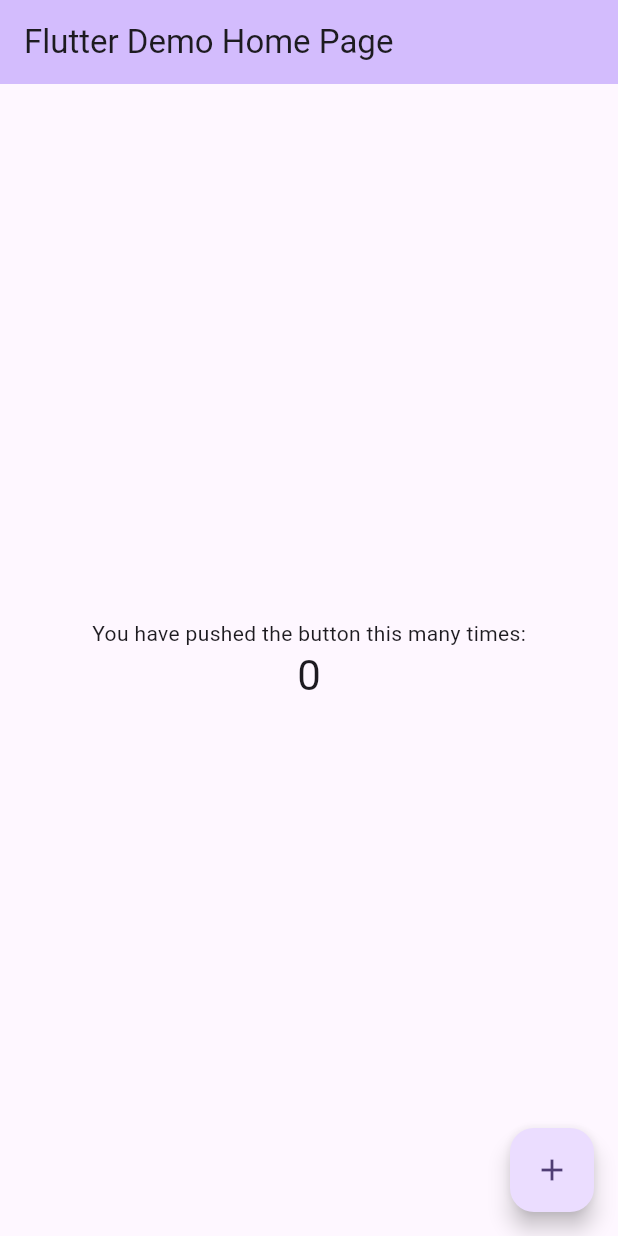
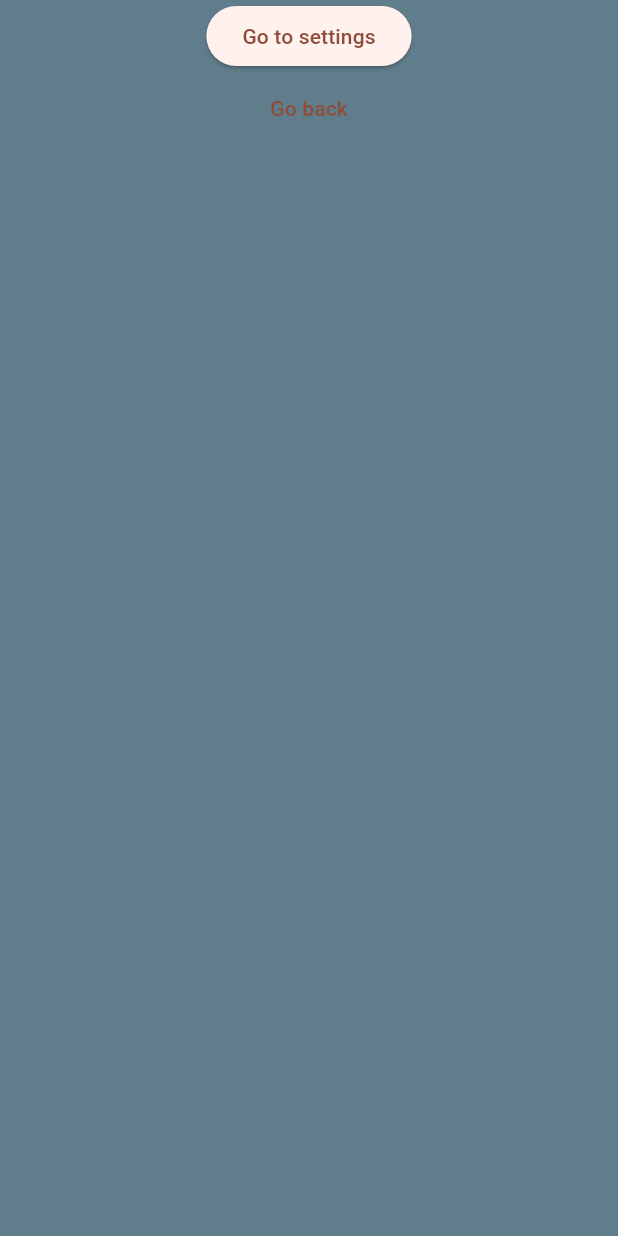
Before and after one commit to b3hzadsh/khayam_clean, a Flutter app: the screen it shows after launch, on a phone screen of 412 x 824 dp. Run offline on Flutter 3.47's test engine with Material 3 defaults, Android fonts, the light colour scheme and no system bars; our stand-ins replace go_router.

Commit message:
add the first route part -first section

```diff
--- /dev/null
+++ b/lib/application/app/basic_app.dart
@@ -0,0 +1,33 @@
+import 'package:flutter/material.dart';
+import 'package:flutter_localizations/flutter_localizations.dart';
+import 'package:khayam_clean/application/core/routes.dart';
+
+class BasicApp extends StatelessWidget {
+  const BasicApp({super.key});
+
+  @override
+  Widget build(BuildContext context) {
+    return MaterialApp.router(
+      title: 'ToDo App',
+      localizationsDelegates: const [
+        ...GlobalMaterialLocalizations.delegates,
+        GlobalWidgetsLocalizations.delegate,
+      ],
+      themeMode: ThemeMode.system,
+      theme: ThemeData.from(
+        useMaterial3: true,
+        colorScheme: ColorScheme.fromSeed(
+          seedColor: Colors.deepOrange,
+          brightness: Brightness.light,
+        ),
+      ),
+      darkTheme: ThemeData.from(
+        useMaterial3: true,
+        colorScheme: ColorScheme.fromSeed(
+          seedColor: Colors.deepOrange,
+        ),
+      ),
+      routerConfig: routes,
+    );
+  }
+}
--- /dev/null
+++ b/lib/application/core/routes.dart
@@ -0,0 +1,67 @@
+import 'package:flutter/material.dart';
+import 'package:go_router/go_router.dart';
+import 'package:khayam_clean/application/core/go_router_observer.dart';
+
+final GlobalKey<NavigatorState> _rootNavigatorKey =
+    GlobalKey<NavigatorState>(debugLabel: 'root');
+final routes = GoRouter(
+  observers: [GoRouterObserver()],
+  navigatorKey: _rootNavigatorKey,
+  initialLocation: '/home/start',
+  routes: innerRoute,
+);
+final innerRoute = [
+  GoRoute(
+    path: '/home/settings',
+    builder: (context, state) {
+      return Container(
+        color: Colors.amber,
+        child: Column(
+          children: [
+            ElevatedButton(
+              onPressed: () => context.push('/home/start'),
+              child: const Text('Go to start'),
+            ),
+            TextButton(
+              onPressed: () {
+                if (context.canPop()) {
+                  context.pop();
+                } else {
+                  context.push('/home/start');
+                }
+              },
+              child: const Text('Go back'),
+            ),
+          ],
+        ),
+      );
+    },
+  ),
+  GoRoute(
+    path: '/home/start',
+    builder: (context, state) {
+      return Container(
+        color: Colors.blueGrey,
+        child: Column(
+          children: [
+            ElevatedButton(
+              onPressed: () => context.push('/home/settings'),
+              // context.go will replace the current rooute
+              child: const Text('Go to settings'),
+            ),
+            TextButton(
+              onPressed: () {
+                if (context.canPop()) {
+                  context.pop();
+                } else {
+                  context.push('/home/settings');
+                }
+              },
+              child: const Text('Go back'),
+            ),
+          ],
+        ),
+      );
+    },
+  )
+];
--- a/lib/main.dart
+++ b/lib/main.dart
@@ -1,125 +1,6 @@
 import 'package:flutter/material.dart';
+import 'package:khayam_clean/application/app/basic_app.dart';
 
 void main() {
-  runApp(const MyApp());
+  runApp(const BasicApp());
 }
-
-class MyApp extends StatelessWidget {
-  const MyApp({super.key});
-
-  // This widget is the root of your application.
-  @override
-  Widget build(BuildContext context) {
-    return MaterialApp(
-      title: 'Flutter Demo',
-      theme: ThemeData(
-        // This is the theme of your application.
-        //
-        // TRY THIS: Try running your application with "flutter run". You'll see
-        // the application has a purple toolbar. Then, without quitting the app,
-        // try changing the seedColor in the colorScheme below to Colors.green
-        // and then invoke "hot reload" (save your changes or press the "hot
-        // reload" button in a Flutter-supported IDE, or press "r" if you used
-        // the command line to start the app).
-        //
-        // Notice that the counter didn't reset back to zero; the application
-        // state is not lost during the reload. To reset the state, use hot
-        // restart instead.
-        //
-        // This works for code too, not just values: Most code changes can be
-        // tested with just a hot reload.
-        colorScheme: ColorScheme.fromSeed(seedColor: Colors.deepPurple),
-        useMaterial3: true,
-      ),
-      home: const MyHomePage(title: 'Flutter Demo Home Page'),
-    );
-  }
-}
-
-class MyHomePage extends StatefulWidget {
-  const MyHomePage({super.key, required this.title});
-
-  // This widget is the home page of your application. It is stateful, meaning
-  // that it has a State object (defined below) that contains fields that affect
-  // how it looks.
-
-  // This class is the configuration for the state. It holds the values (in this
-  // case the title) provided by the parent (in this case the App widget) and
-  // used by the build method of the State. Fields in a Widget subclass are
-  // always marked "final".
-
-  final String title;
-
-  @override
-  State<MyHomePage> createState() => _MyHomePageState();
-}
-
-class _MyHomePageState extends State<MyHomePage> {
-  int _counter = 0;
-
-  void _incrementCounter() {
-    setState(() {
-      // This call to setState tells the Flutter framework that something has
-      // changed in this State, which causes it to rerun the build method below
-      // so that the display can reflect the updated values. If we changed
-      // _counter without calling setState(), then the build method would not be
-      // called again, and so nothing would appear to happen.
-      _counter++;
-    });
-  }
-
-  @override
-  Widget build(BuildContext context) {
-    // This method is rerun every time setState is called, for instance as done
-    // by the _incrementCounter method above.
-    //
-    // The Flutter framework has been optimized to make rerunning build methods
-    // fast, so that you can just rebuild anything that needs updating rather
-    // than having to individually change instances of widgets.
-    return Scaffold(
-      appBar: AppBar(
-        // TRY THIS: Try changing the color here to a specific color (to
-        // Colors.amber, perhaps?) and trigger a hot reload to see the AppBar
-        // change color while the other colors stay the same.
-        backgroundColor: Theme.of(context).colorScheme.inversePrimary,
-        // Here we take the value from the MyHomePage object that was created by
-        // the App.build method, and use it to set our appbar title.
-        title: Text(widget.title),
-      ),
-      body: Center(
-        // Center is a layout widget. It takes a single child and positions it
-        // in the middle of the parent.
-        child: Column(
-          // Column is also a layout widget. It takes a list of children and
-          // arranges them vertically. By default, it sizes itself to fit its
-          // children horizontally, and tries to be as tall as its parent.
-          //
-          // Column has various properties to control how it sizes itself and
-          // how it positions its children. Here we use mainAxisAlignment to
-          // center the children vertically; the main axis here is the vertical
-          // axis because Columns are vertical (the cross axis would be
-          // horizontal).
-          //
-          // TRY THIS: Invoke "debug painting" (choose the "Toggle Debug Paint"
-          // action in the IDE, or press "p" in the console), to see the
-          // wireframe for each widget.
-          mainAxisAlignment: MainAxisAlignment.center,
-          children: <Widget>[
-            const Text(
-              'You have pushed the button this many times:',
-            ),
-            Text(
-              '$_counter',
-              style: Theme.of(context).textTheme.headlineMedium,
-            ),
-          ],
-        ),
-      ),
-      floatingActionButton: FloatingActionButton(
-        onPressed: _incrementCounter,
-        tooltip: 'Increment',
-        child: const Icon(Icons.add),
-      ), // This trailing comma makes auto-formatting nicer for build methods.
-    );
-  }
-}
```
Also changed, not shown: lib/application/core/go_router_observer.dart (added, +40 -0 lines), pubspec.yaml (+25 -50 lines), pubspec.lock, 6 other files.
